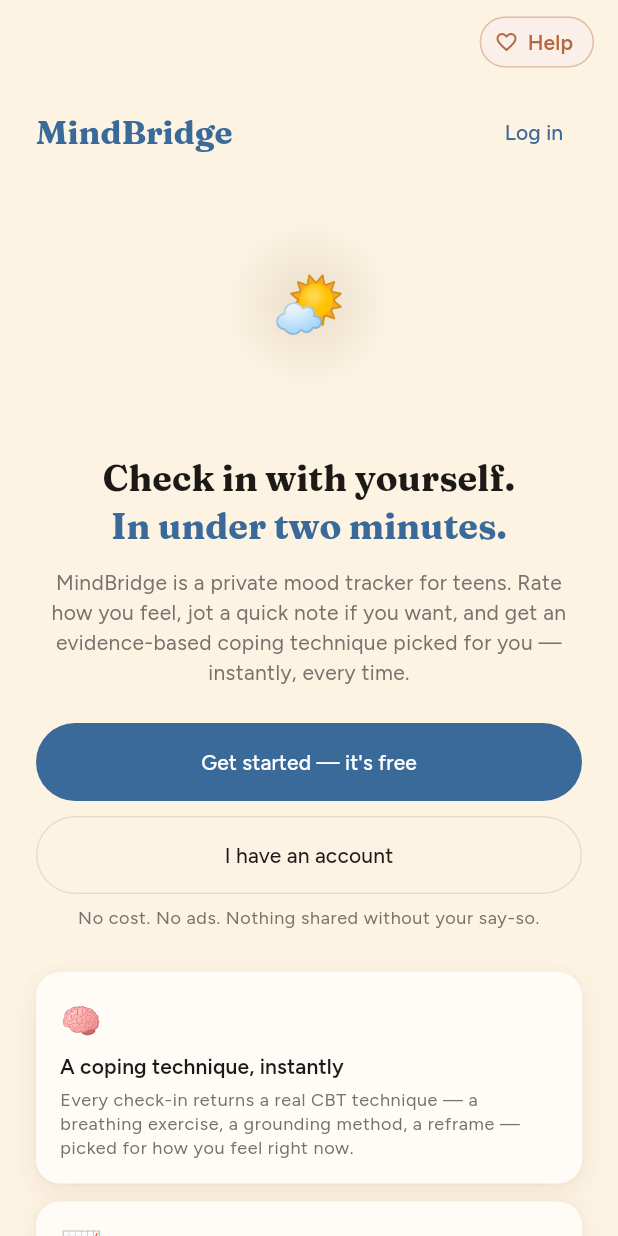
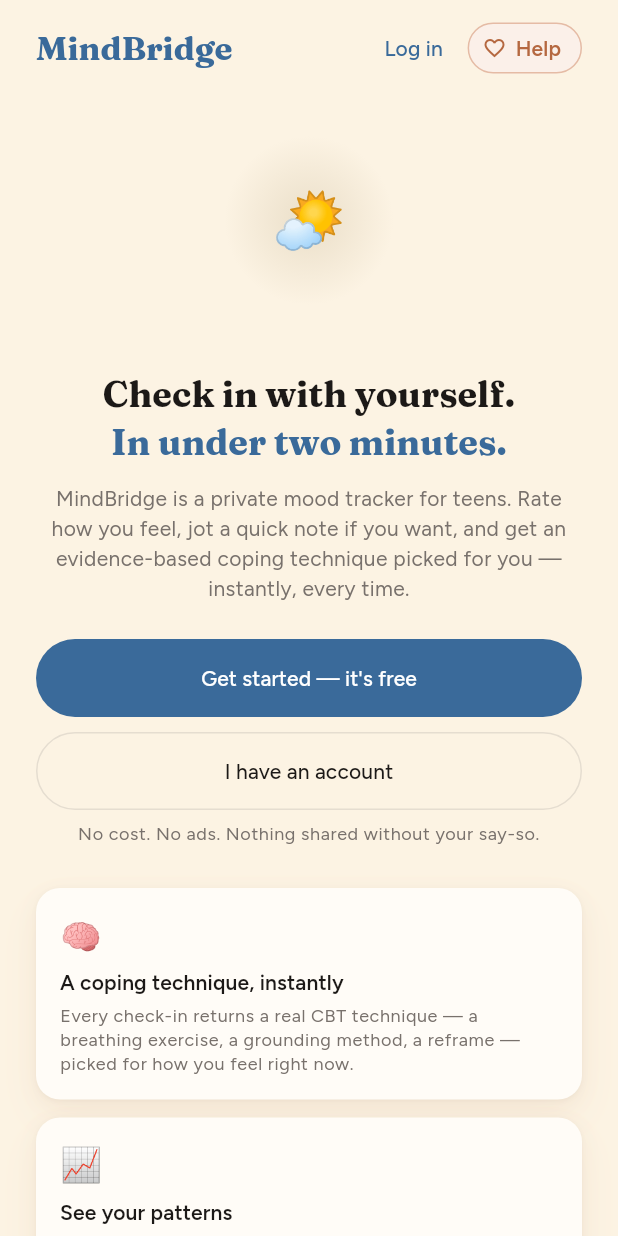
Before and after one commit to thecodeworm/mindbridge, a Flutter app: the screen it shows after launch, on a phone screen of 412 x 824 dp. Run offline on Flutter 3.47's test engine with Material 3 defaults, Android fonts, the phone set to English and light mode, and no system bars; our stand-ins replace fl_chart, flutter_local_notifications, flutter_secure_storage, flutter_svg, local_auth, share_plus and 1 more; missing offline and left inert: flutter_driver; accounts and stored records are empty.

Commit message:
fix(ci): free runner disk before mobile APK build; merge landing Help chip into header row

```diff
--- a/apps/mobile/lib/features/onboarding/landing_screen.dart
+++ b/apps/mobile/lib/features/onboarding/landing_screen.dart
@@ -25,10 +25,6 @@ class LandingScreen extends StatelessWidget {
     final tt = Theme.of(context).textTheme;
 
     return Scaffold(
-      appBar: AppBar(
-        automaticallyImplyLeading: false,
-        actions: const [HelpAction()],
-      ),
       body: SafeArea(
         child: SingleChildScrollView(
           padding: const EdgeInsets.fromLTRB(24, 8, 24, 32),
@@ -38,17 +34,21 @@ class LandingScreen extends StatelessWidget {
               Row(
                 mainAxisAlignment: MainAxisAlignment.spaceBetween,
                 children: [
-                  Text(
-                    'MindBridge',
-                    style: tt.titleLarge?.copyWith(
-                      color: cs.primary,
-                      fontWeight: FontWeight.bold,
+                  Expanded(
+                    child: Text(
+                      'MindBridge',
+                      style: tt.titleLarge?.copyWith(
+                        color: cs.primary,
+                        fontWeight: FontWeight.bold,
+                      ),
                     ),
                   ),
                   TextButton(
                     onPressed: onLogIn,
                     child: const Text('Log in'),
                   ),
+                  const SizedBox(width: 4),
+                  const HelpChip(),
                 ],
               ),
               const SizedBox(height: 16),
```
Also changed, not shown: 1 other file.
